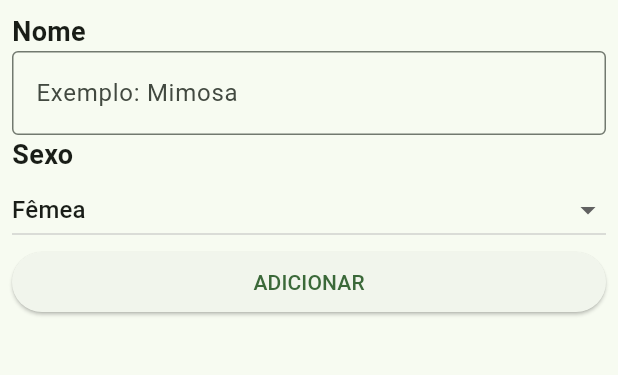
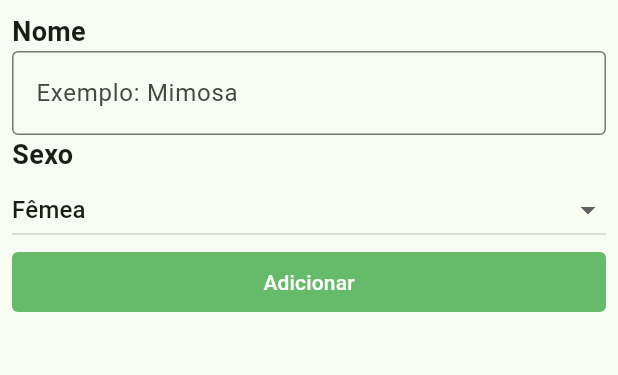
Before and after one commit to hott-henrique/integrazoo, a Flutter app: the BovineCreateForm widget shown alone on an empty page, opened directly, on a phone screen of 412 x 824 dp, the part 84-459 px from its top. Run offline on Flutter 3.47's test engine with Material 3 defaults, Android fonts, the phone set to English and light mode, and no system bars; our stand-ins replace drift, drift_flutter, fl_chart; accounts and stored records are empty; generated files the repository leaves out were written again; statements that could not run were skipped.

Commit message:
Refactored bovine create.

```diff
--- a/lib/persistence/production_persistence.dart
+++ b/lib/persistence/production_persistence.dart
@@ -1,4 +1,5 @@
 import 'dart:developer';
+
 import 'package:drift/drift.dart';
 
 import 'package:integrazoo/globals.dart';
--- a/lib/view/components/bovine/bovine_list_tile.dart
+++ b/lib/view/components/bovine/bovine_list_tile.dart
@@ -2,8 +2,8 @@ import 'package:flutter/material.dart';
 
 import 'package:intl/intl.dart';
 
-// import 'package:integrazoo/model/bovine/bovine.dart';
 import 'package:integrazoo/view/screens/bovine_detailed.dart';
+
 import 'package:integrazoo/database/database.dart';
 
 
--- /dev/null
+++ b/lib/view/components/button.dart
@@ -0,0 +1,18 @@
+import 'package:flutter/material.dart';
+
+class Button extends StatelessWidget {
+  final String text;
+  final void Function() onPressed;
+  final Color color;
+
+  const Button({ super.key, required this.text, required this.onPressed, required this.color });
+
+  @override
+  Widget build(BuildContext context) {
+    return TextButton(
+      style: Theme.of(context).textButtonTheme.style?.copyWith(backgroundColor: WidgetStateProperty.all(color)),
+      onPressed: onPressed,
+      child: Text(text)
+    );
+  }
+}
--- a/lib/view/forms/bovine_create.dart
+++ b/lib/view/forms/bovine_create.dart
@@ -4,12 +4,12 @@ import 'package:flutter/material.dart';
 
 import 'package:integrazoo/base.dart';
 
+import 'package:integrazoo/view/components/button.dart';
+
 import 'package:integrazoo/common/unexpected_error_alert_dialog.dart';
 
 import 'package:integrazoo/control/bovine_controller.dart';
 import 'package:integrazoo/database/database.dart';
-
-// import 'package:integrazoo/model/bovine/bovine.dart';
 
 
 class BovineCreateForm extends StatefulWidget {
@@ -42,16 +42,8 @@ class CattleFormState extends State<BovineCreateForm> {
 
     const TextStyle formHeadingTextStyle = TextStyle(fontSize: 18, fontWeight: FontWeight.bold);
 
-    return IntegrazooBaseApp(body: SingleChildScrollView(child: Form(
-      autovalidateMode: AutovalidateMode.always,
-      key: _formKey,
-      child: Container(
-        padding: const EdgeInsets.all(8.0),
-        child: Column(
-          crossAxisAlignment: CrossAxisAlignment.start,
-          children: <Widget>[
-            const Text("Nome", style: formHeadingTextStyle),
-            TextFormField(
+    const nameHeader =  Text("Nome", style: formHeadingTextStyle);
+    final nameField = TextFormField(
       keyboardType: TextInputType.name,
       autocorrect: false,
       showCursor: true,
@@ -61,7 +53,7 @@ class CattleFormState extends State<BovineCreateForm> {
           return null;
         }
 
-                if (value.length <= 3) {
+        if (value.length < 3) {
           return "O nome do animal deve conter ao menos 3 letras.";
         }
 
@@ -70,10 +62,10 @@ class CattleFormState extends State<BovineCreateForm> {
         return null;
       },
       decoration: const InputDecoration(hintText: 'Exemplo: Mimosa', border: OutlineInputBorder())
-            ),
+    );
 
-            const Text("Sexo", style: formHeadingTextStyle),
-            DropdownButton<Sex>(
+    const sexHeader = Text("Sexo", style: formHeadingTextStyle);
+    final sexDropdown = DropdownButton<Sex>(
       value: bovineSex,
       items: Sex.values.map((sex) => DropdownMenuItem(value: sex, child: Text(sex.toString()))).toList(),
       onChanged: (value) {
@@ -82,11 +74,29 @@ class CattleFormState extends State<BovineCreateForm> {
       },
       hint: const Text("Sexo"),
       isExpanded: true,
-            ),
+    );
 
-            Row(children: [
-              Expanded(child: ElevatedButton(
-                onPressed: () {
+    final addButton = Button(text: "Adicionar", color: Colors.green[400]!, onPressed: createBovine);
+
+    final column = <Widget>[
+      nameHeader,
+      nameField,
+      sexHeader,
+      sexDropdown,
+      addButton
+    ];
+
+    return IntegrazooBaseApp(body: SingleChildScrollView(child: Form(
+      autovalidateMode: AutovalidateMode.always,
+      key: _formKey,
+      child: Container(
+        padding: const EdgeInsets.all(8.0),
+        child: Column(crossAxisAlignment: CrossAxisAlignment.stretch, children: column)
+      )
+    )));
+  }
+
+  void createBovine() {
     final bovine = Bovine.fromJson({ 'id': 0, 'name': bovineName, 'sex': bovineSex.index });
     if (_formKey.currentState!.validate()) {
       _formKey.currentState?.save();
@@ -99,13 +109,5 @@ class CattleFormState extends State<BovineCreateForm> {
         onError: (e) => setState(() => exception = e)
       );
     }
-                },
-                child: const Text('ADICIONAR')
-              ))
-            ])
-          ]
-        )
-      )
-    )));
   }
 }
```
Also changed, not shown: lib/view/forms/dry_treatment.dart (deleted, +0 -147 lines). Lines whose indentation alone changed are shown as unchanged.
